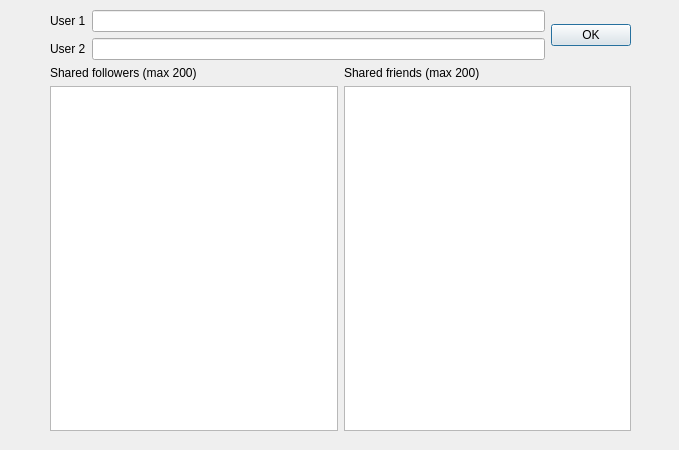
First picture: the form in followersintersection.ui, repository bindasov/twitApp, before the edit.
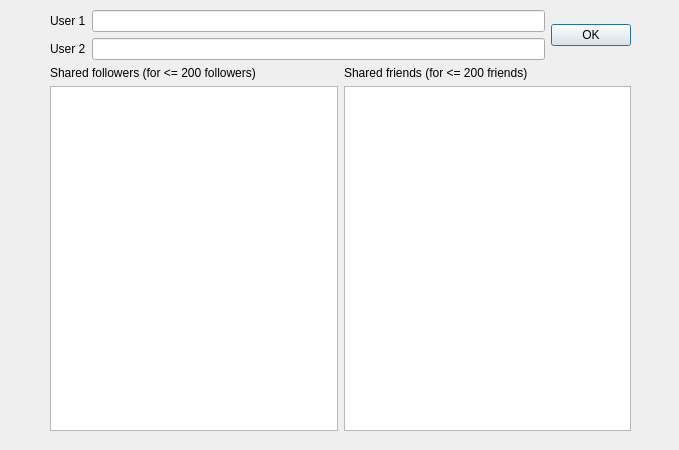
Second picture: the form after the edit.

Diff of the .ui file:
```diff
--- a/followersintersection.ui
+++ b/followersintersection.ui
@@ -73,7 +73,7 @@
         <item>
          <widget class="QLabel" name="label_3">
           <property name="text">
-           <string>Shared followers (max 200)</string>
+           <string>Shared followers (for &lt;= 200 followers)</string>
           </property>
          </widget>
         </item>
@@ -87,7 +87,7 @@
         <item>
          <widget class="QLabel" name="label_4">
           <property name="text">
-           <string>Shared friends (max 200)</string>
+           <string>Shared friends (for &lt;= 200 friends)</string>
           </property>
          </widget>
         </item>
```
